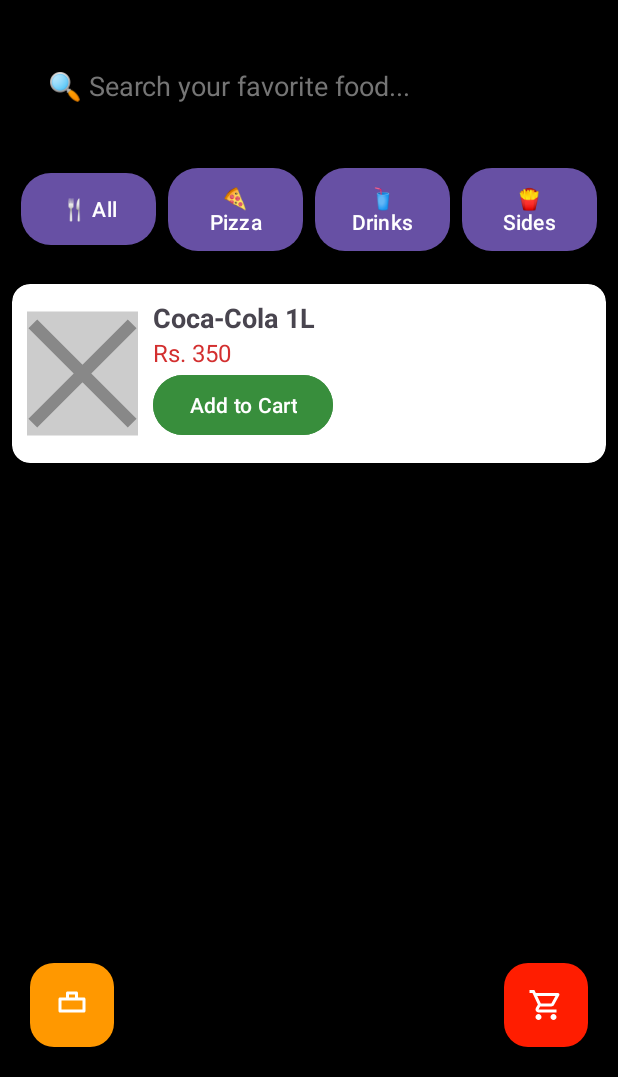
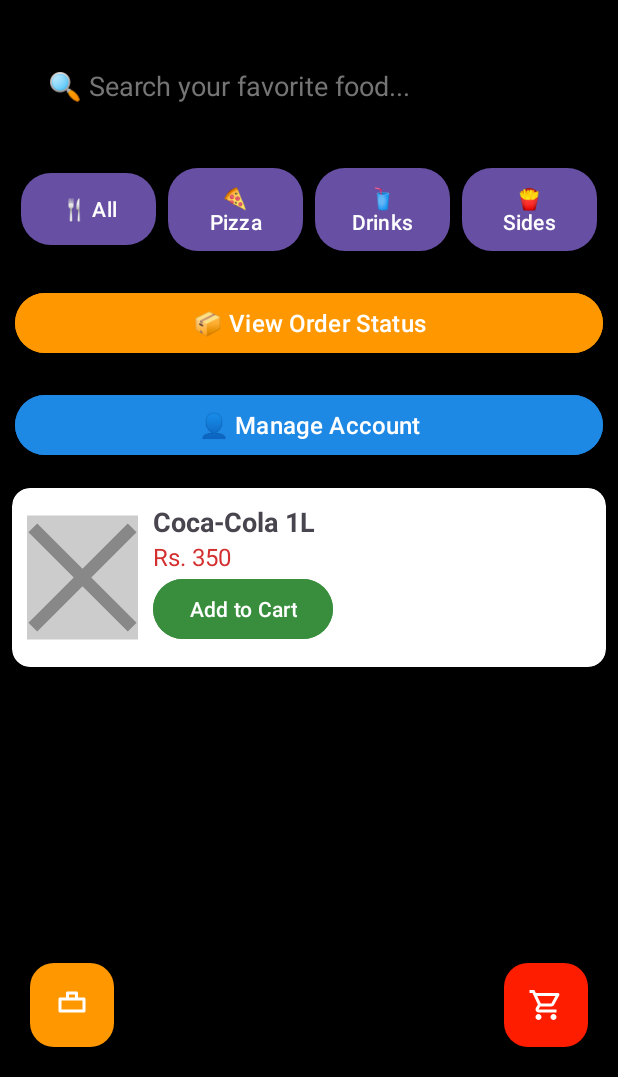
Before and after one commit to Bimsara2002/PizzaManiaApp, an Android app: the MenuActivity screen opened directly, with no data from a screen before it, after a tap on "🥤 Drinks", on a phone screen of 412 x 824 dp, the part 159-1236 px from its top. Run offline under Robolectric (Android 15) with nearby library versions, the phone set to English and light mode, and no system bars; pictures from the network do not load; 2 other taps on this screen came first.

Commit message:
Customer Manage User Accounts

```diff
--- a/app/src/main/java/com/example/pizzamaniaapp/MenuActivity.java
+++ b/app/src/main/java/com/example/pizzamaniaapp/MenuActivity.java
@@ -16,18 +16,14 @@ import java.util.ArrayList;
 
 public class MenuActivity extends AppCompatActivity {
 
-
     RecyclerView menuRecyclerView;
     @SuppressLint("RestrictedApi")
     MenuAdaptor adapter;
     DBHelper dbHelper;
-
-
     ArrayList<Integer> itemIds;
     ArrayList<String> foodNames;
     ArrayList<String> foodPrices;
     ArrayList<String> foodImages;
-
     String currentUser = "Pehsara"; // replace with logged-in username
 
     @Override
@@ -35,42 +31,42 @@ public class MenuActivity extends AppCompatActivity {
         super.onCreate(savedInstanceState);
         setContentView(R.layout.activity_menu);
 
+        // Initialize views
         menuRecyclerView = findViewById(R.id.menuRecyclerView);
         dbHelper = new DBHelper(this);
-
         itemIds = new ArrayList<>();
         foodNames = new ArrayList<>();
         foodPrices = new ArrayList<>();
         foodImages = new ArrayList<>();
 
+        // Load all menu items
         loadMenuFromDB();
 
+        // Set up adapter
         adapter = new MenuAdaptor(this, itemIds, foodNames, foodPrices, foodImages, currentUser);
         menuRecyclerView.setAdapter(adapter);
         menuRecyclerView.setLayoutManager(new LinearLayoutManager(this));
 
-
-        // load all items at first
+        // Load all items initially
         loadMenu("All");
 
-        //hook up category buttons
+        // Initialize buttons
         Button allBtn = findViewById(R.id.allBtn);
         Button pizzaBtn = findViewById(R.id.pizzaBtn);
         Button drinksBtn = findViewById(R.id.drinksBtn);
         Button sidesBtn = findViewById(R.id.sidesBtn);
-        Button orderStatusBtn=findViewById(R.id.viewOrderStatus);
+        Button orderStatusBtn = findViewById(R.id.viewOrderStatus);
+        Button manageAccountBtn = findViewById(R.id.manageAccountBtn);
+        FloatingActionButton cartFab = findViewById(R.id.cartFab);
 
-
-
+        // Button click listeners
         allBtn.setOnClickListener(v -> loadMenu("All"));
         pizzaBtn.setOnClickListener(v -> loadMenu("Pizza"));
         drinksBtn.setOnClickListener(v -> loadMenu("Drinks"));
         sidesBtn.setOnClickListener(v -> loadMenu("Sides"));
 
-
-        FloatingActionButton cartFab= findViewById(R.id.cartFab);
-        cartFab.setOnClickListener(v->{
-            Intent intent=new Intent(MenuActivity.this,CartActivity.class);
+        cartFab.setOnClickListener(v -> {
+            Intent intent = new Intent(MenuActivity.this, CartActivity.class);
             startActivity(intent);
         });
 
@@ -78,11 +74,16 @@ public class MenuActivity extends AppCompatActivity {
             Intent intent = new Intent(MenuActivity.this, OrderTrackingActivity.class);
             startActivity(intent);
         });
+
+        manageAccountBtn.setOnClickListener(v -> {
+            Intent intent = new Intent(MenuActivity.this, CustomerManageAccount.class);
+            startActivity(intent);
+        });
     }
 
+    // Load all menu items from DB
     private void loadMenuFromDB() {
         Cursor cursor = dbHelper.getAllMenuItems();
-
         while (cursor.moveToNext()) {
             int id = cursor.getInt(cursor.getColumnIndexOrThrow("item_id"));
             String name = cursor.getString(cursor.getColumnIndexOrThrow("name"));
@@ -97,7 +98,7 @@ public class MenuActivity extends AppCompatActivity {
         cursor.close();
     }
 
-    //Reusable method to load menu by category
+    // Reusable method to load menu by category
     private void loadMenu(String category) {
         itemIds.clear();
         foodNames.clear();
@@ -105,14 +106,11 @@ public class MenuActivity extends AppCompatActivity {
         foodImages.clear();
 
         Cursor cursor = dbHelper.getMenuByCategory(category);
-
         while (cursor.moveToNext()) {
             int id = cursor.getInt(cursor.getColumnIndexOrThrow("item_id"));
             String name = cursor.getString(cursor.getColumnIndexOrThrow("name"));
             String price = cursor.getString(cursor.getColumnIndexOrThrow("price"));
             String imageName = cursor.getString(cursor.getColumnIndexOrThrow("image_url"));
-
-
 
             itemIds.add(id);
             foodNames.add(name);
--- a/app/src/main/res/layout/activity_menu.xml
+++ b/app/src/main/res/layout/activity_menu.xml
@@ -96,6 +96,17 @@
         android:backgroundTint="#FF9800"
         android:textColor="@android:color/white"/>
 
+    <Button
+        android:id="@+id/manageAccountBtn"
+        android:layout_width="match_parent"
+        android:layout_height="wrap_content"
+        android:layout_below="@id/viewOrderStatus"
+        android:layout_margin="10dp"
+        android:text="👤 Manage Account"
+        android:textSize="16sp"
+        android:backgroundTint="#1E88E5"
+        android:textColor="@android:color/white"/>
+
 
     <!-- RecyclerView for Menu Items -->
     <androidx.recyclerview.widget.RecyclerView
@@ -103,8 +114,9 @@
         android:layout_width="match_parent"
         android:layout_height="match_parent"
         android:layout_above="@+id/cartFab"
-        android:layout_below="@id/categoryTabs"
+        android:layout_below="@id/manageAccountBtn"
         android:paddingBottom="150dp" />
+
 
     <!-- Floating Order Status Button (Bottom Left) -->
     <com.google.android.material.floatingactionbutton.FloatingActionButton
```
Also changed, not shown: app/src/main/AndroidManifest.xml (+6 -1 lines), app/src/main/java/com/example/pizzamaniaapp/CustomerManageAccount.java (added, +63 -0 lines), app/src/main/java/com/example/pizzamaniaapp/DBHelper.java (+19 -0 lines), app/src/main/res/layout/activity_customer_manage_account.xml (added, +50 -0 lines).
